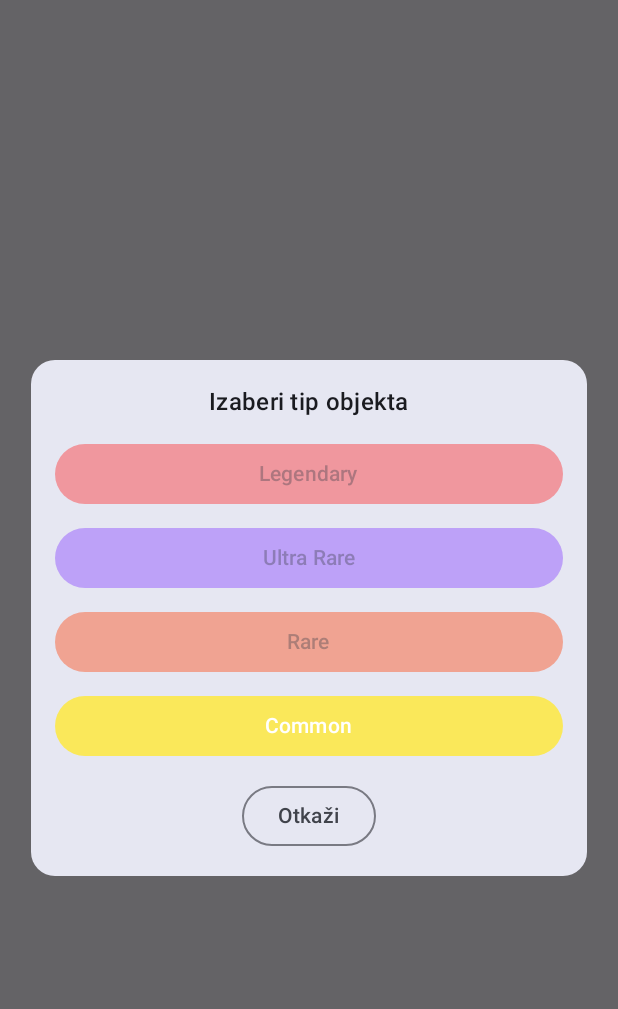
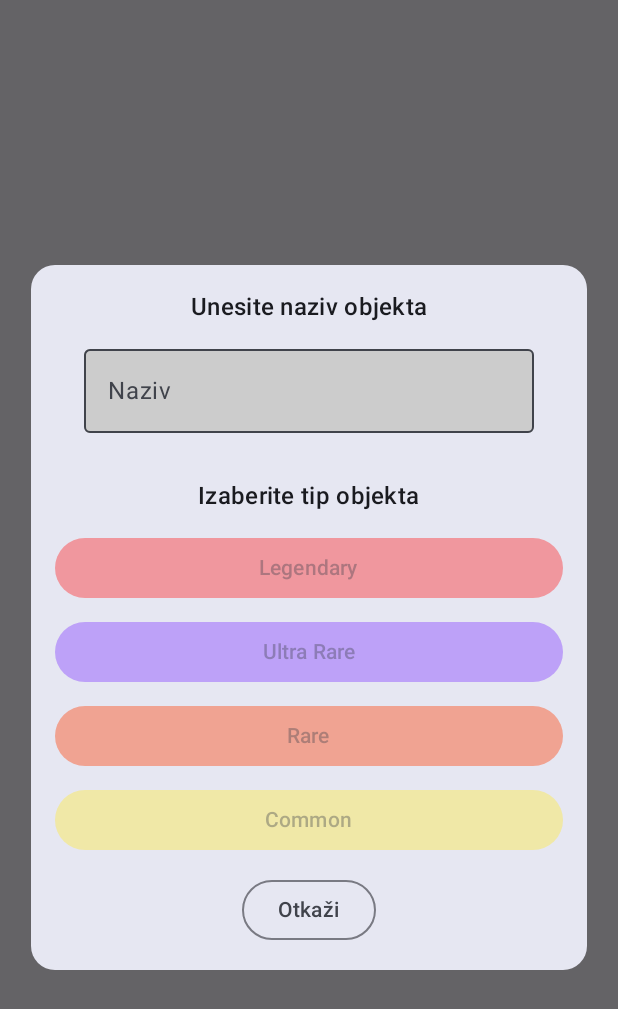
Before and after one commit to Lucode03/TrapZone, an Android app built with Jetpack Compose: the composable ObjectTypePicker shown on its own in the app's theme, on a phone screen of 412 x 824 dp. Shown: the top 1009 px of the screen. Run offline under Robolectric (Android 15) with nearby library versions, the phone set to English and light mode, and no system bars; our stand-ins replace Firebase (no records; nobody signed in at launch, a user with empty details on screens opened directly).

Commit message:
Dodat atribut objekta- naziv

```diff
--- a/app/src/main/java/com/example/trapzoneapp/clickables/PickAnObject.kt
+++ b/app/src/main/java/com/example/trapzoneapp/clickables/PickAnObject.kt
@@ -6,31 +6,37 @@ import androidx.compose.foundation.layout.fillMaxWidth
 import androidx.compose.foundation.layout.height
 import androidx.compose.foundation.layout.padding
 import androidx.compose.foundation.shape.RoundedCornerShape
+import androidx.compose.foundation.text.KeyboardOptions
 import androidx.compose.material3.Button
 import androidx.compose.material3.ButtonDefaults
 import androidx.compose.material3.MaterialTheme
 import androidx.compose.material3.OutlinedButton
+import androidx.compose.material3.OutlinedTextField
 import androidx.compose.material3.Surface
 import androidx.compose.material3.Text
+import androidx.compose.material3.TextFieldDefaults
 import androidx.compose.runtime.Composable
 import androidx.compose.runtime.LaunchedEffect
 import androidx.compose.runtime.getValue
 import androidx.compose.runtime.mutableIntStateOf
+import androidx.compose.runtime.mutableStateOf
 import androidx.compose.runtime.remember
 import androidx.compose.runtime.setValue
 import androidx.compose.ui.Alignment
 import androidx.compose.ui.Modifier
+import androidx.compose.ui.graphics.Color
+import androidx.compose.ui.text.input.KeyboardType
 import androidx.compose.ui.unit.dp
 import androidx.compose.ui.window.Dialog
 import com.example.trapzoneapp.functions.firebase.getUserPointsFromFirebase
 import com.example.trapzoneapp.models.RewardsObject
-import com.example.trapzoneapp.models.RewardsObject.Common.getObjectColor
+import com.example.trapzoneapp.screens.auth.fields.CustomTextField
 
 val objectTypes = listOf(
-    RewardsObject.Legendary,
-    RewardsObject.UltraRare,
-    RewardsObject.Rare,
-    RewardsObject.Common
+    RewardsObject.Legendary(""),
+    RewardsObject.UltraRare(""),
+    RewardsObject.Rare(""),
+    RewardsObject.Common("")
 )
 
 @Composable
@@ -39,7 +45,7 @@ fun ObjectTypePicker(
     onDismiss: () -> Unit
 ) {
     var userPoints by remember { mutableIntStateOf(0) }
-
+    var objectName by remember { mutableStateOf("") }
 
     LaunchedEffect(Unit) {
         getUserPointsFromFirebase { points->
@@ -57,27 +63,45 @@ fun ObjectTypePicker(
                 horizontalAlignment = Alignment.CenterHorizontally
             ) {
                 Text(
-                    text = "Izaberi tip objekta",
+                    text = "Unesite naziv objekta",
+                    style = MaterialTheme.typography.titleMedium,
+                    modifier = Modifier.padding(bottom = 8.dp)
+                )
+                CustomTextField(
+                    value = objectName,
+                    onValueChange = { objectName = it },
+                    label = "Naziv"
+                )
+
+                Spacer(modifier = Modifier.height((30.dp)))
+                Text(
+                    text = "Izaberite tip objekta",
                     style = MaterialTheme.typography.titleMedium,
                     modifier = Modifier.padding(bottom = 8.dp)
                 )
 
-                objectTypes.forEach { type ->
+                objectTypes.forEach { obj ->
                     Button(
                         onClick = {
-                            onTypeSelected(type)
+                            val namedObj: RewardsObject = when (obj) {
+                                is RewardsObject.Legendary -> RewardsObject.Legendary(objectName)
+                                is RewardsObject.UltraRare -> RewardsObject.UltraRare(objectName)
+                                is RewardsObject.Rare -> RewardsObject.Rare(objectName)
+                                is RewardsObject.Common -> RewardsObject.Common(objectName)
+                            }
+                            onTypeSelected(namedObj)
                             onDismiss()
                         },
-                        enabled = userPoints >= type.minPoints,
+                        enabled = objectName.isNotBlank() && (userPoints >= obj.minPoints),
                         colors = ButtonDefaults.buttonColors(
-                            containerColor = getObjectColor(type).copy(alpha = 0.8f),
-                            disabledContainerColor = getObjectColor(type).copy(alpha = 0.4f)
+                            containerColor = obj.getObjectColor().copy(alpha = 0.8f),
+                            disabledContainerColor = obj.getObjectColor().copy(alpha = 0.4f)
                         ),
                         modifier = Modifier
                             .fillMaxWidth()
                             .padding(vertical = 4.dp)
                     ) {
-                        Text(type.type)
+                        Text(obj.type)
                     }
                 }
 
--- a/app/src/main/java/com/example/trapzoneapp/functions/firebase/RewardsObjectFunctions.kt
+++ b/app/src/main/java/com/example/trapzoneapp/functions/firebase/RewardsObjectFunctions.kt
@@ -36,6 +36,7 @@ fun saveObjectToFirebase(rewardsObject: RewardsObject, objectLocation: LatLng, c
             val objectData = mapOf(
                 "latitude" to objectLocation.latitude,
                 "longitude" to objectLocation.longitude,
+                "name" to rewardsObject.name,
                 "type" to rewardsObject.type,
                 "time" to System.currentTimeMillis(),
                 "creator" to "$name $surname"
@@ -139,6 +140,7 @@ private fun createRewardsObjectFromFirebase(snapshot: DataSnapshot, userLocation
     val lon = snapshot.child("longitude").getValue(Double::class.java) ?: return null
     val type = snapshot.child("type").getValue(String::class.java) ?: return null
     val creator = snapshot.child("creator").getValue(String::class.java) ?: return null
+    val name = snapshot.child("name").getValue(String::class.java) ?: return null
     val objectLocation = LatLng(lat, lon)
 
     val distance = FloatArray(1)
@@ -151,7 +153,7 @@ private fun createRewardsObjectFromFirebase(snapshot: DataSnapshot, userLocation
     if (distance[0] > 3000)
         return null
 
-    val rewardsObject = generateRewardsObject(type)
+    val rewardsObject = generateRewardsObject(type,name)
     return RewardsObjectInstance(
         rewardsObject=rewardsObject,
         location = objectLocation,
--- a/app/src/main/java/com/example/trapzoneapp/models/RewardsObject.kt
+++ b/app/src/main/java/com/example/trapzoneapp/models/RewardsObject.kt
@@ -5,36 +5,36 @@ import com.google.android.gms.maps.model.BitmapDescriptor
 import com.google.android.gms.maps.model.BitmapDescriptorFactory
 import com.google.android.gms.maps.model.LatLng
 
-sealed class RewardsObject(val exp: Int,val type:String,val minPoints:Int)
+sealed class RewardsObject(val name: String,val exp: Int,val type:String,val minPoints:Int)
 {
-    object Legendary : RewardsObject(1000,"Legendary",20000)
-    object UltraRare : RewardsObject(400,"Ultra Rare",8000)
-    object Rare : RewardsObject(250,"Rare",5000)
-    object Common : RewardsObject(100,"Common",0)
+    class Legendary(name: String) : RewardsObject(name,1000,"Legendary",20000)
+    class UltraRare(name: String) : RewardsObject(name,400,"Ultra Rare",8000)
+    class Rare(name: String) : RewardsObject(name,250,"Rare",5000)
+    class Common(name: String) : RewardsObject(name,100,"Common",0)
 
     companion object {
-        fun generateRewardsObject(type: String): RewardsObject {
+        fun generateRewardsObject(type: String,name: String): RewardsObject {
             return when(type) {
-                "Legendary" -> Legendary
-                "Ultra Rare" -> UltraRare
-                "Rare" -> Rare
-                else -> Common
+                "Legendary" -> Legendary(name)
+                "Ultra Rare" -> UltraRare(name)
+                "Rare" -> Rare(name)
+                else -> Common(name)
             }
         }
     }
-    fun getObjectColor(obj: RewardsObject): Color {
-        return when (obj) {
-            is Legendary -> Color(0xFFFF2020)
-            is UltraRare -> Color(0xFF8137FF)
-            is Rare -> Color(0xFFFF3C00)
-            is Common -> Color(0xFFFFE935)
+    fun getObjectColor(): Color {
+        return when (this.type) {
+            "Legendary" -> Color(0xFFFF2020)
+            "Ultra Rare" -> Color(0xFF8137FF)
+            "Rare" -> Color(0xFFFF3C00)
+            else -> Color(0xFFFFE935)
         }
     }
     fun getMarkerIcon(): BitmapDescriptor {
-        return when (this) {
-            Legendary -> BitmapDescriptorFactory.defaultMarker(BitmapDescriptorFactory.HUE_RED)
-            UltraRare -> BitmapDescriptorFactory.defaultMarker(BitmapDescriptorFactory.HUE_VIOLET)
-            Rare -> BitmapDescriptorFactory.defaultMarker(BitmapDescriptorFactory.HUE_ORANGE)
+        return when (this.type) {
+            "Legendary" -> BitmapDescriptorFactory.defaultMarker(BitmapDescriptorFactory.HUE_RED)
+            "Ultra Rare" -> BitmapDescriptorFactory.defaultMarker(BitmapDescriptorFactory.HUE_VIOLET)
+            "Rare" -> BitmapDescriptorFactory.defaultMarker(BitmapDescriptorFactory.HUE_ORANGE)
             else -> BitmapDescriptorFactory.defaultMarker(BitmapDescriptorFactory.HUE_YELLOW)
         }
     }
--- a/app/src/main/java/com/example/trapzoneapp/models/Trap.kt
+++ b/app/src/main/java/com/example/trapzoneapp/models/Trap.kt
@@ -1,10 +1,6 @@
 package com.example.trapzoneapp.models
 
 import androidx.compose.ui.graphics.Color
-import com.example.trapzoneapp.models.RewardsObject.Common
-import com.example.trapzoneapp.models.RewardsObject.Legendary
-import com.example.trapzoneapp.models.RewardsObject.Rare
-import com.example.trapzoneapp.models.RewardsObject.UltraRare
 import com.google.android.gms.maps.model.LatLng
 
 sealed class Trap(val losingPoints:Int,val winningPoints:Int,val type:String,val minPoints:Int)
--- a/app/src/main/java/com/example/trapzoneapp/screens/main/map/TrapScreen.kt
+++ b/app/src/main/java/com/example/trapzoneapp/screens/main/map/TrapScreen.kt
@@ -50,7 +50,7 @@ fun TrapHandler(
 
     currentTrap.value?.let { trap ->
         Dialog(onDismissRequest = { currentTrap.value = null }) {
-            TrapScreen(
+            TrapDialog(
                 context = context,
                 trap = trap,
                 onResult = {
@@ -62,7 +62,7 @@ fun TrapHandler(
     }
 }
 @Composable
-fun TrapScreen(context: Context,
+fun TrapDialog(context: Context,
                trap: TrapInstance,
                onResult: (Boolean) -> Unit,
                modifier: Modifier = Modifier
```
Also changed, not shown: app/src/main/java/com/example/trapzoneapp/screens/main/map/MapScreen.kt (+15 -9 lines), app/src/main/java/com/example/trapzoneapp/screens/main/map/RewardsObjectScreen.kt (added, +75 -0 lines).
